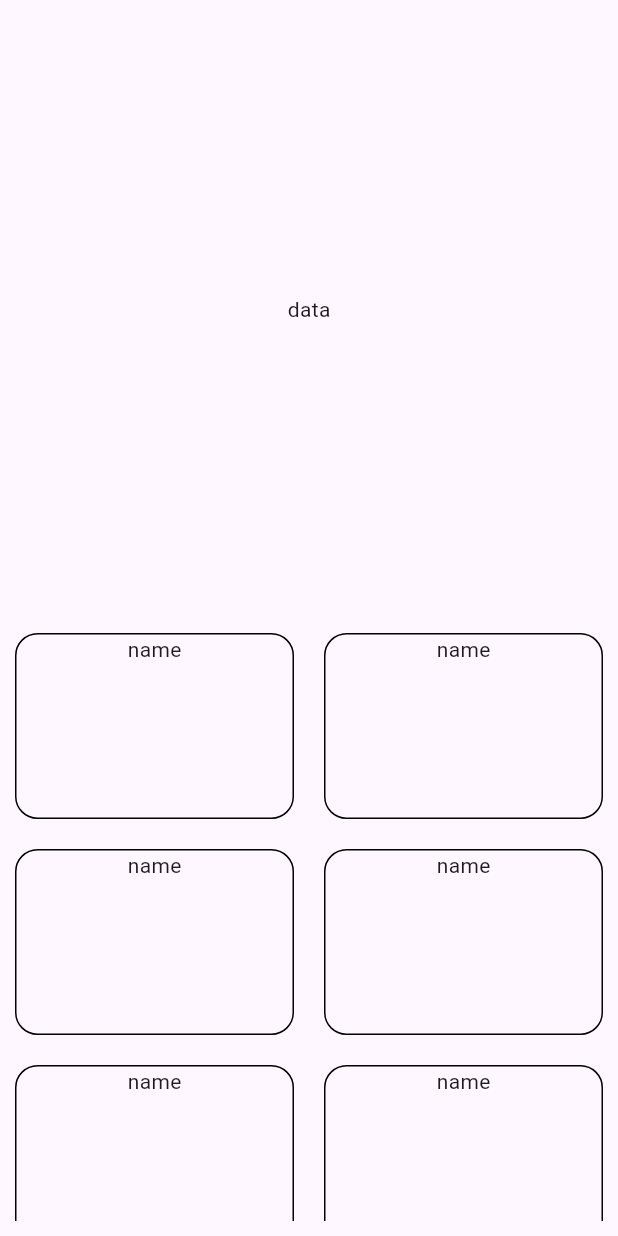
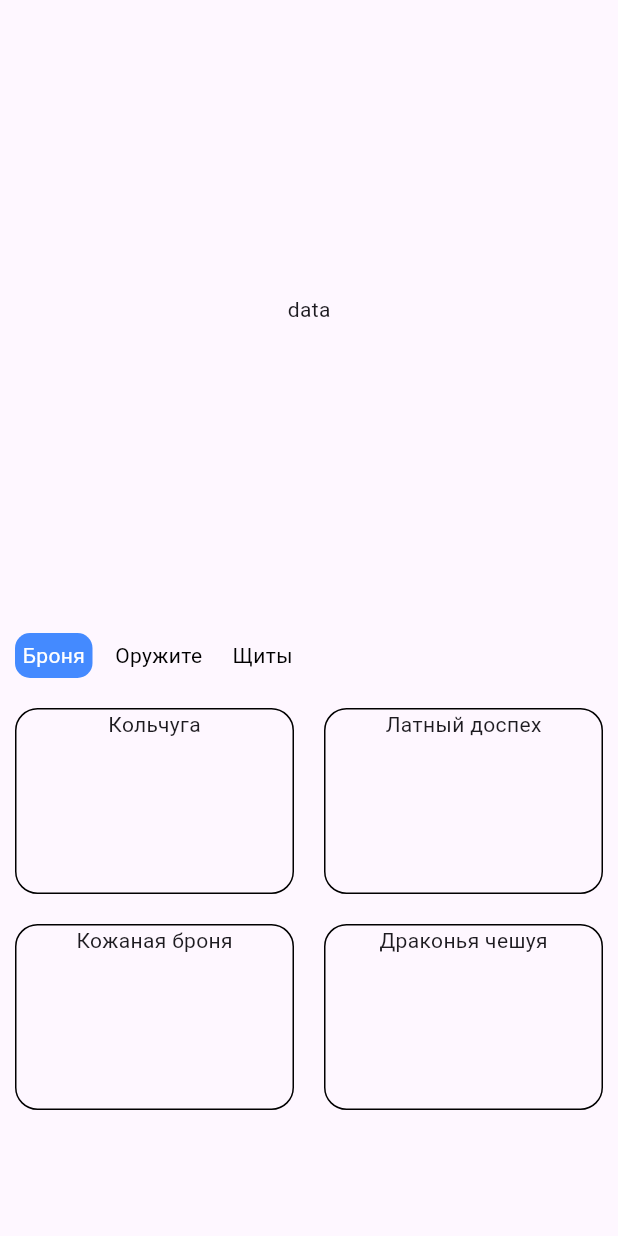
Before and after one commit to Valeria-Aser/Knight, a Flutter app: the SelectPage screen opened directly, on a phone screen of 412 x 824 dp. Run offline on Flutter 3.47's test engine with Material 3 defaults, Android fonts, the phone set to English and light mode, and no system bars; our stand-ins replace flutter_riverpod, lottie.

Commit message:
add change tab inventory

```diff
--- a/lib/pages/select_page.dart
+++ b/lib/pages/select_page.dart
@@ -1,27 +1,35 @@
 import 'package:flutter/material.dart';
+import 'package:flutter_riverpod/flutter_riverpod.dart';
+import 'package:gladiators/provider/provider.dart';
 import 'package:gladiators/widgets/inventory.dart';
 
-class SelectPage extends StatefulWidget {
+class SelectPage extends ConsumerStatefulWidget {
   const SelectPage({super.key});
 
   @override
-  State<SelectPage> createState() => _SelectPageState();
+  ConsumerState<ConsumerStatefulWidget> createState() => _SelectPageState();
 }
 
-class _SelectPageState extends State<SelectPage> {
+class _SelectPageState extends ConsumerState<SelectPage> {
+  @override
+  void initState() {
+    init();
+    super.initState();
+  }
+
+  Future<void> init() async {
+    await ref.read(inventoryProvider.notifier).getInventory();
+  }
+
   @override
   Widget build(BuildContext context) {
-    return   Scaffold(body:
-          Column(
+    var inventory = ref.watch(inventoryProvider)?.data;
+    return Scaffold(
+      body: Column(
         children: [
+          Expanded(child: Center(child: Text('data'))),
           Expanded(
-                child:
-                    Center(child: Text('data'),
-                  ),
-              ),
-              Expanded(
-                child:
-                  Padding(
+            child: Padding(
               padding: const EdgeInsets.all(10.0),
               child: Inventory(),
             ),
--- a/lib/provider/provider.dart
+++ b/lib/provider/provider.dart
@@ -1,13 +1,42 @@
+import 'dart:convert';
+
+import 'package:flutter/services.dart';
 import 'package:flutter_riverpod/flutter_riverpod.dart';
 import 'package:gladiators/provider/model.dart';
 
-/// Providers are declared globally and specify how to create a state
-final counterProvider = StateNotifierProvider<SelectArmorNotifier, Interface?>((ref) => SelectArmorNotifier());
+class TabInventory extends StateNotifier<String> {
+  TabInventory() : super('armor');
+
+  Map<String, String> tabs = {
+    "armor": "Броня",
+    "weapons": "Оружите",
+    "shields": "Щиты",
+  };
+
+  void setTab(String tab) {
+    if (state != tab) {
+      state = tab;
+    }
+  }
+}
+
+final tabInventoryProvider = StateNotifierProvider<TabInventory, String>(
+  (ref) => TabInventory(),
+);
+
+final inventoryProvider =
+    StateNotifierProvider<SelectArmorNotifier, Interface?>(
+      (ref) => SelectArmorNotifier(),
+    );
 
 class SelectArmorNotifier extends StateNotifier<Interface?> {
-    SelectArmorNotifier._() : super(null);
-    static SelectArmorNotifier instance = SelectArmorNotifier._();
-    factory SelectArmorNotifier() => instance;
+  SelectArmorNotifier._() : super(null);
+  static SelectArmorNotifier instance = SelectArmorNotifier._();
+  factory SelectArmorNotifier() => instance;
 
-
+  Future<void> getInventory() async {
+    state = Interface.fromJson(
+      jsonDecode(await rootBundle.loadString('lib/data/data.json')),
+    );
+  }
 }
--- a/lib/widgets/inventory.dart
+++ b/lib/widgets/inventory.dart
@@ -1,41 +1,90 @@
+import 'package:flutter/material.dart';
+import 'package:flutter_riverpod/flutter_riverpod.dart';
+import 'package:gladiators/provider/provider.dart';
 
-import 'package:flutter/material.dart';
-
-class Inventory extends StatefulWidget {
+class Inventory extends ConsumerStatefulWidget {
   const Inventory({super.key});
 
   @override
-  State<Inventory> createState() => IinventoryState();
+  ConsumerState<ConsumerStatefulWidget> createState() => _InventoryState();
 }
 
-class IinventoryState extends State<Inventory> {
+class _InventoryState extends ConsumerState<Inventory> {
   @override
   Widget build(BuildContext context) {
-    return GridView.builder(
+    String currentTab = ref.watch(tabInventoryProvider);
+    var inventory = ref.watch(inventoryProvider)?.data;
+    return Column(
+      children: [
+        Row(
+          children: [
+            for (var tab
+                in ref.watch(tabInventoryProvider.notifier).tabs.keys) ...[
+              GestureDetector(
+                onTap: () {
+                  ref.read(tabInventoryProvider.notifier).setTab(tab);
+                },
+                child: Container(
+                  padding: EdgeInsets.all(5),
+                  margin: EdgeInsets.only(right: 10),
+                  decoration: BoxDecoration(
+                    color:
+                        tab == currentTab
+                            ? Colors.blueAccent
+                            : Colors.transparent,
+                    borderRadius: BorderRadius.circular(10),
+                  ),
+                  child: Text(
+                    ref.watch(tabInventoryProvider.notifier).tabs[tab] ?? "",
+                    style: TextStyle(
+                      color: tab == currentTab ? Colors.white : Colors.black,
+                    ),
+                  ),
+                ),
+              ),
+            ],
+          ],
+        ),
+        SizedBox(height: 20),
+        Expanded(
+          child: GridView.builder(
             gridDelegate: const SliverGridDelegateWithMaxCrossAxisExtent(
               maxCrossAxisExtent: 200,
               childAspectRatio: 3 / 2,
               crossAxisSpacing: 20,
               mainAxisSpacing: 20,
             ),
-            itemCount: 10,
+            itemCount:
+                currentTab == "armor"
+                    ? (inventory?.armor?.length ?? 0)
+                    : currentTab == "weapons"
+                    ? (inventory?.weapons?.length ?? 0)
+                    : (inventory?.shields?.length ?? 0),
             itemBuilder: (BuildContext ctx, index) {
               return Container(
                 alignment: Alignment.center,
                 decoration: BoxDecoration(
                   // color: Colors.amber,
                   borderRadius: BorderRadius.circular(15),
-                    border: Border.all(width: 1,
-                      style: BorderStyle.solid,
-                    )
+                  border: Border.all(width: 1, style: BorderStyle.solid),
                 ),
                 child: Column(
                   children: [
-                    Text("name"),
+                    // AspectRatio(aspectRatio: 3 / 2, child: Image.asset("")),
+                    Text(
+                      currentTab == "armor"
+                          ? (inventory?.armor?[index].name ?? "")
+                          : currentTab == "weapons"
+                          ? (inventory?.weapons?[index].name ?? "")
+                          : (inventory?.shields?[index].name ?? ""),
+                    ),
                   ],
                 ),
               );
             },
+          ),
+        ),
+      ],
     );
   }
 }
--- a/pubspec.yaml
+++ b/pubspec.yaml
@@ -63,6 +63,7 @@ flutter:
   assets:
     - lib/assets/animation/knight.json
     - lib/assets/animation/splash.json
+    - lib/data/data.json
   #   - images/a_dot_ham.jpeg
 
   # An image asset can refer to one or more resolution-specific "variants", see
```
Also changed, not shown: lib/data/data.json (added, +123 -0 lines), lib/pages/splash_screen.dart (+18 -15 lines), lib/provider/model.dart (+27 -4 lines), lib/main.dart (line endings or trailing spaces). Lines whose indentation alone changed are shown as unchanged.
